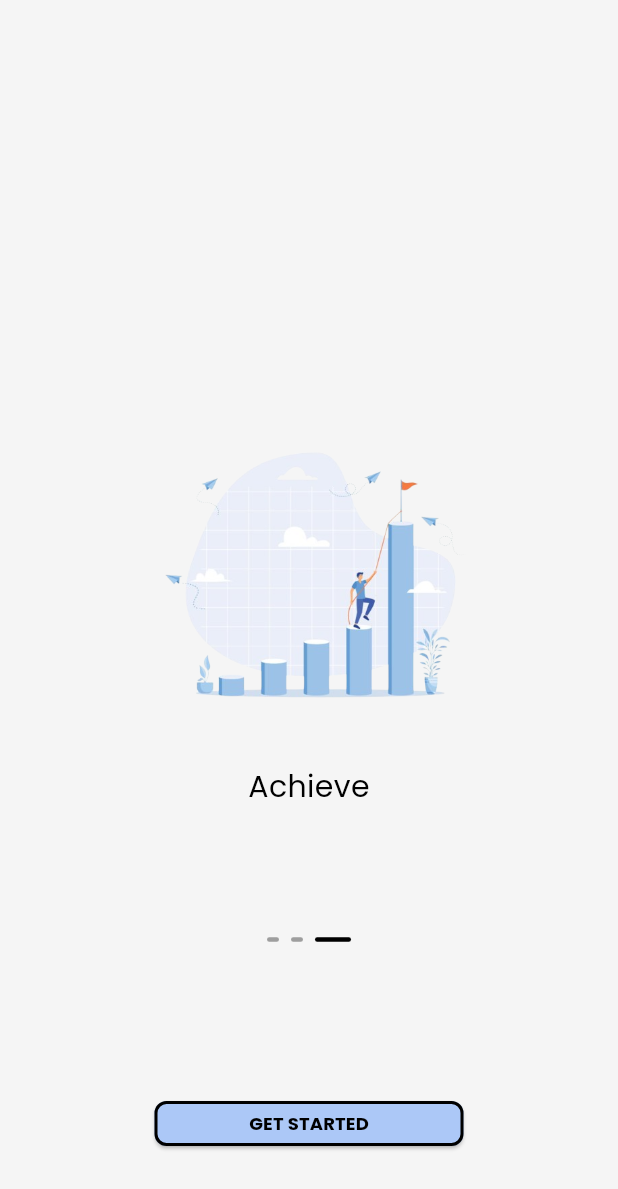
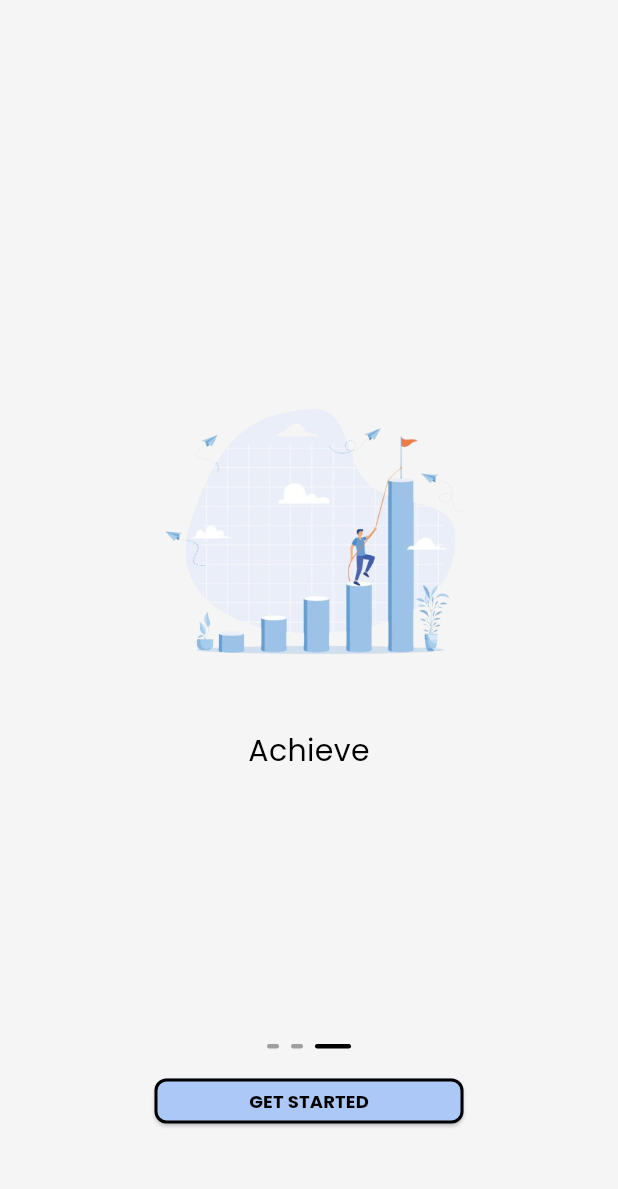
Before and after one commit to neo-0007/Campus-Communities, a Flutter app: the screen it shows after launch, on a phone screen of 412 x 824 dp. Shown: the top 1189 px of the screen. Run offline on Flutter 3.47's test engine with Material 3 defaults, Android fonts, the phone set to English and light mode, and no system bars; drawn by our look-alikes of smooth_page_indicator; our stand-ins replace go_router, google_fonts.

Commit message:
fix:fix sizing of onboarding screen

```diff
--- a/flutter_app/lib/features/onboarding/presentation/views/onboarding_page.dart
+++ b/flutter_app/lib/features/onboarding/presentation/views/onboarding_page.dart
@@ -36,7 +36,6 @@ class OnboardingPageState extends State<OnboardingPage> {
 
   @override
   void dispose() {
-
     _timer.cancel();
     super.dispose();
   }
@@ -44,10 +43,14 @@ class OnboardingPageState extends State<OnboardingPage> {
   @override
   Widget build(BuildContext context) {
     return Scaffold(
-      body: Stack(
+      body: Center(
+        child: SizedBox(
+          height: HelperFunctions.getScreenSize(context).height-150,
+          child: Column(
+            mainAxisAlignment: MainAxisAlignment.center,
             children: [
-
-          PageView(
+              Flexible(
+                child: PageView(
                   controller: _pageController,
                   children: [
                     Onboardingslide(
@@ -58,14 +61,8 @@ class OnboardingPageState extends State<OnboardingPage> {
                         image: ImageStrings.onboarding3, title: 'Achieve'),
                   ],
                 ),
-
-          Positioned(
-            bottom: HelperFunctions.getScreenSize(context).height /
-                4.2,
-            left: 0,
-            right: 0,
-            child: Center(
-              child: SmoothPageIndicator(
+              ),
+              SmoothPageIndicator(
                   controller: _pageController,
                   count: 3,
                   effect: const ExpandingDotsEffect(
@@ -74,15 +71,14 @@ class OnboardingPageState extends State<OnboardingPage> {
                     activeDotColor: Colors.black,
                   ),
                 ),
+                SizedBox(height: 20),
+              OnboardingButton(
+                text: 'GET STARTED',
+                onPressed: () => context.goNamed(AppRouteConstants.signup1),
+              ),
+            ],
           ),
         ),
-          Positioned(
-            bottom: 60,
-            left: HelperFunctions.getScreenSize(context).width *
-                0.25,
-            child: OnboardingButton(text: 'GET STARTED',onPressed: () => context.goNamed(AppRouteConstants.signup1),),
-          ),
-        ],
       ),
     );
   }
--- a/flutter_app/lib/features/onboarding/presentation/widgets/onboardingslide.dart
+++ b/flutter_app/lib/features/onboarding/presentation/widgets/onboardingslide.dart
@@ -2,30 +2,34 @@ import 'package:flutter/material.dart';
 import 'package:flutter_app/core/utils/constants/helper_functions.dart';
 
 class Onboardingslide extends StatelessWidget {
-  const Onboardingslide({super.key, required this.image, required this.title});
+  const Onboardingslide({
+    super.key,
+    required this.image,
+    required this.title,
+  });
 
-  final String image,title;
+  final String image, title;
 
   @override
   Widget build(BuildContext context) {
-    return Column(
-      mainAxisAlignment: MainAxisAlignment.center,
-      crossAxisAlignment: CrossAxisAlignment.center,
+    return Center(
+      child: Column(
+        mainAxisSize: MainAxisSize.min, // Adjusts to content size
         children: [
-
           Image.asset(
             image,
             width: HelperFunctions.getScreenSize(context).width * 0.6,
           ),
-        SizedBox(height: 20),
+          SizedBox(height: HelperFunctions.getScreenSize(context).height * 0.03),
           Text(
             title,
-          style: TextStyle(
+            style: const TextStyle(
               fontSize: 20,
               fontWeight: FontWeight.w400,
             ),
           ),
         ],
+      ),
     );
   }
 }
```
Lines whose indentation alone changed are shown as unchanged.
